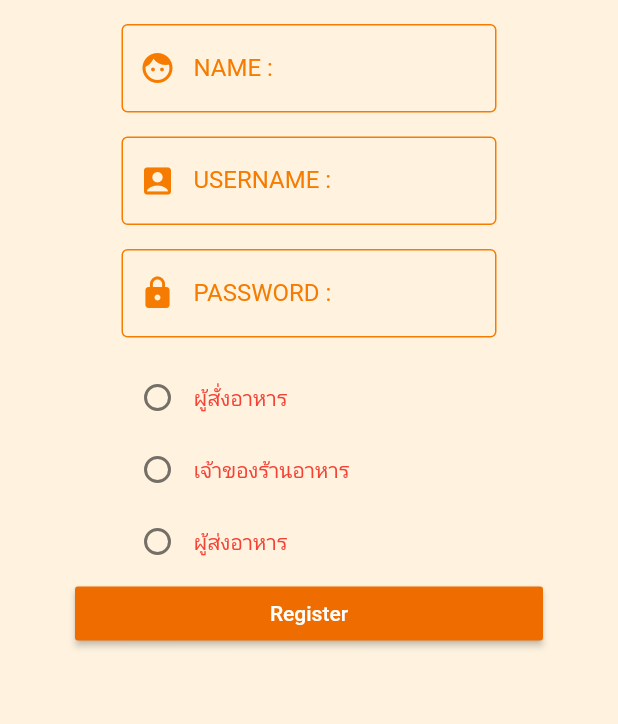
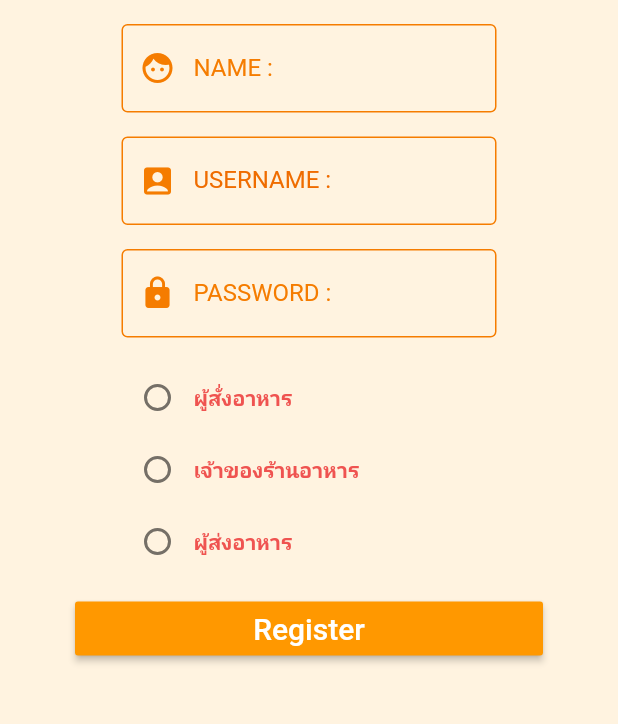
Before and after one commit to Estrolldomezx/Drider_Food_Delivery-Flutter, a Flutter app: the SignUp screen opened directly, on a phone screen of 412 x 824 dp, the part 180-904 px from its top. Run offline on Flutter 3.47's test engine with Material 2 defaults, Android fonts, the light colour scheme and no system bars.

Commit message:
update sign up

```diff
--- a/lib/screens/signin.dart
+++ b/lib/screens/signin.dart
@@ -15,12 +15,8 @@ class _SignInState extends State<SignIn> {
       ),
       body: Container(
         decoration: BoxDecoration(
-          gradient: RadialGradient(
-            colors: <Color>[Colors.white, Colors.yellow.shade800],
-            center: Alignment(0, -0.3),
-            radius: 1.5,
+            color: Colors.orange[50]
           ),
-        ),
         child: Center(
           child: SingleChildScrollView(
             child: Column(
@@ -46,7 +42,8 @@ class _SignInState extends State<SignIn> {
   Widget loginButton() => Container(
         width: 180.0,
         child: RaisedButton(
-          color: MyStyle().darkColor,
+          //color: MyStyle().darkColor,
+          color: Colors.orange[800],
           onPressed: () {},
           child: Text(
             'Login',
@@ -63,9 +60,9 @@ class _SignInState extends State<SignIn> {
             labelStyle: TextStyle(color: MyStyle().darkColor),
             labelText: 'USERNAME :',
             enabledBorder: OutlineInputBorder(
-                borderSide: BorderSide(color: MyStyle().darkColor)),
+                borderSide: BorderSide(color: MyStyle().primaryColor)),
             focusedBorder: OutlineInputBorder(
-                borderSide: BorderSide(color: MyStyle().primaryColor)),
+                borderSide: BorderSide(color: Colors.orange[200])),
           ),
         ),
       );
--- a/lib/screens/signup.dart
+++ b/lib/screens/signup.dart
@@ -15,7 +15,6 @@ class _SignUpState extends State<SignUp> {
       appBar: AppBar(
         title: Text('Sign Up'),
       ),
-
       body: Container(
         decoration: BoxDecoration(
             color: Colors.orange[50],
@@ -42,13 +41,13 @@ class _SignUpState extends State<SignUp> {
 
 
   Widget registerButton() => Container(
-      padding: EdgeInsets.only(left: 50.0,right: 50.0),
+      padding: EdgeInsets.only(top: 10.0, left: 50.0,right: 50.0, bottom: 10.0),
         child: RaisedButton(
-          color: Colors.orange[800],
+          color: Colors.orange[500],
           onPressed: () {},
           child: Text(
             'Register',
-            style: TextStyle(color: Colors.white),
+            style: TextStyle(color: Colors.white, fontSize: 20.0),
           ),
         ),
       );
@@ -72,7 +71,7 @@ class _SignUpState extends State<SignUp> {
                 ),
                 Text(
                   'ผู้สั่งอาหาร',
-                  style: TextStyle(color: MyStyle().darkColor),
+                  style: TextStyle(color: MyStyle().secondColor, fontWeight: FontWeight.bold),
                 )
               ],
             ),
@@ -98,7 +97,7 @@ class _SignUpState extends State<SignUp> {
                 ),
                 Text(
                   'เจ้าของร้านอาหาร',
-                  style: TextStyle(color: MyStyle().darkColor),
+                  style: TextStyle(color: MyStyle().secondColor, fontWeight: FontWeight.bold),
                 )
               ],
             ),
@@ -106,7 +105,7 @@ class _SignUpState extends State<SignUp> {
         ],
       );
 
-        Widget riderRadio() => Row(
+  Widget riderRadio() => Row(
         mainAxisAlignment: MainAxisAlignment.center,
         children: <Widget>[
           Container(
@@ -124,7 +123,7 @@ class _SignUpState extends State<SignUp> {
                 ),
                 Text(
                   'ผู้ส่งอาหาร',
-                  style: TextStyle(color: MyStyle().darkColor),
+                  style: TextStyle(color: MyStyle().secondColor, fontWeight: FontWeight.bold),
                 )
               ],
             ),
@@ -139,11 +138,11 @@ class _SignUpState extends State<SignUp> {
             width: 250.0,
             child: TextField(
               decoration: InputDecoration(
-                prefixIcon: Icon(Icons.face, color: Colors.orange[700]),
-                labelStyle: TextStyle(color: Colors.orange[700]),
+                prefixIcon: Icon(Icons.face, color: MyStyle().primaryColor),
+                labelStyle: TextStyle(color: MyStyle().primaryColor),
                 labelText: 'NAME :',
                 enabledBorder: OutlineInputBorder(
-                    borderSide: BorderSide(color: Colors.orange[700])),
+                    borderSide: BorderSide(color: MyStyle().primaryColor)),
                 focusedBorder: OutlineInputBorder(
                     borderSide: BorderSide(color: Colors.orange[200])),
               ),
@@ -159,11 +158,11 @@ class _SignUpState extends State<SignUp> {
             width: 250.0,
             child: TextField(
               decoration: InputDecoration(
-                prefixIcon: Icon(Icons.account_box, color: Colors.orange[700]),
-                labelStyle: TextStyle(color: Colors.orange[700]),
+                prefixIcon: Icon(Icons.account_box, color: MyStyle().primaryColor),
+                labelStyle: TextStyle(color: MyStyle().darkColor),
                 labelText: 'USERNAME :',
                 enabledBorder: OutlineInputBorder(
-                    borderSide: BorderSide(color: Colors.orange[700])),
+                    borderSide: BorderSide(color: MyStyle().primaryColor)),
                 focusedBorder: OutlineInputBorder(
                     borderSide: BorderSide(color: Colors.orange[200])),
               ),
@@ -179,11 +178,11 @@ class _SignUpState extends State<SignUp> {
             width: 250.0,
             child: TextField(
               decoration: InputDecoration(
-                prefixIcon: Icon(Icons.lock, color: Colors.orange[700]),
-                labelStyle: TextStyle(color: Colors.orange[700]),
+                prefixIcon: Icon(Icons.lock, color: MyStyle().primaryColor),
+                labelStyle: TextStyle(color: MyStyle().primaryColor),
                 labelText: 'PASSWORD :',
                 enabledBorder: OutlineInputBorder(
-                    borderSide: BorderSide(color: Colors.orange[700])),
+                    borderSide: BorderSide(color: MyStyle().primaryColor)),
                 focusedBorder: OutlineInputBorder(
                     borderSide: BorderSide(color: Colors.orange[200])),
               ),
--- a/lib/utility/my_style.dart
+++ b/lib/utility/my_style.dart
@@ -2,8 +2,9 @@ import 'package:flutter/material.dart';
 
 class MyStyle {
 
-  Color darkColor = Colors.red.shade500;
-  Color primaryColor = Colors.blue.shade500;
+  Color darkColor = Colors.orange[800];
+  Color primaryColor = Colors.orange[700];
+  Color secondColor = Colors.red[400];
 
   SizedBox mySizebox() => SizedBox(width: 8.0, height: 16.0,);
 
```
